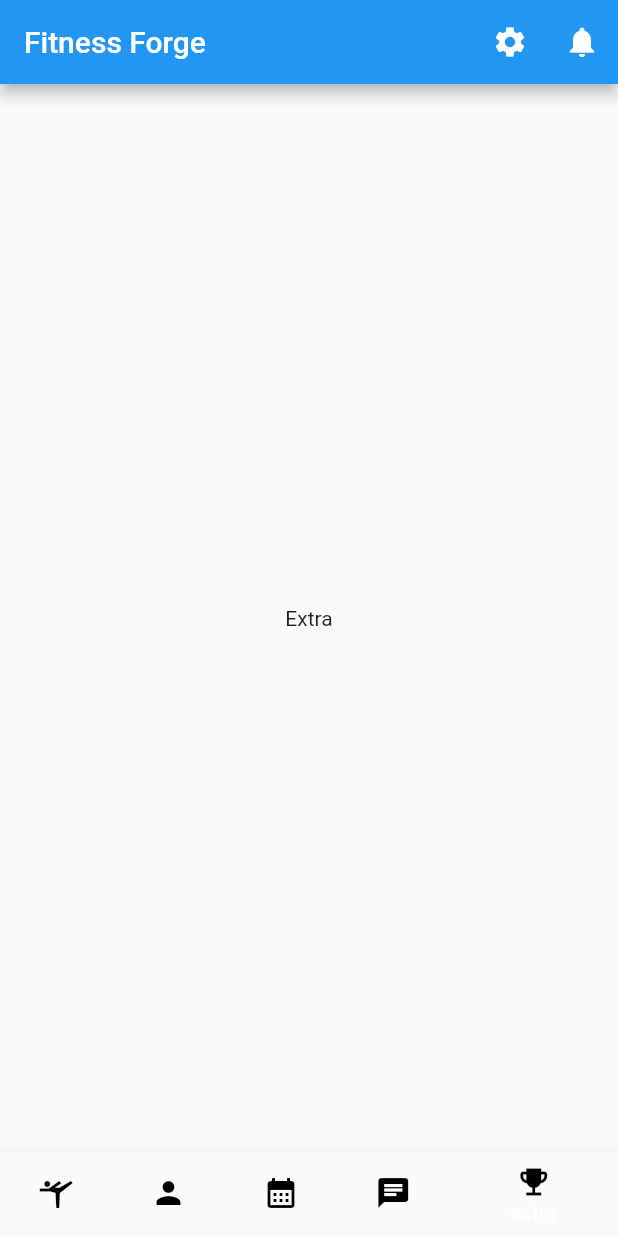
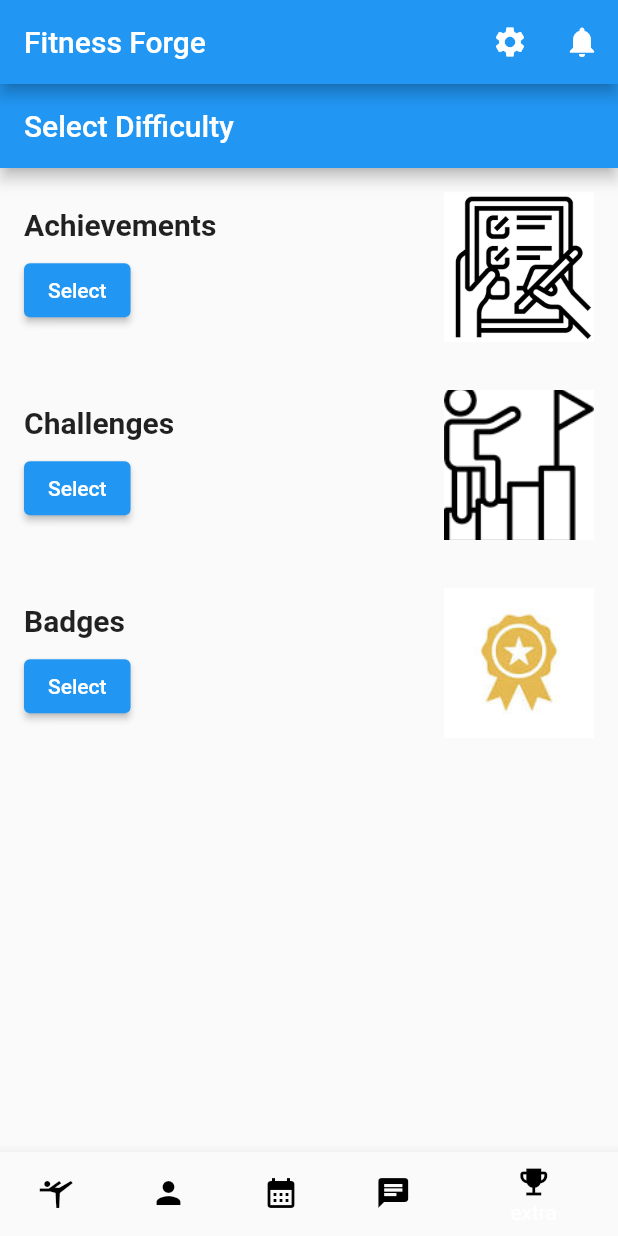
Before and after one commit to Xristos3/fitness_forge, a Flutter app: the screen it shows after launch, item 5 of the bottom bar chosen, on a phone screen of 412 x 824 dp. Run offline on Flutter 3.47's test engine with Material 2 defaults, Android fonts, the phone set to English and light mode, and no system bars; our stand-ins replace table_calendar.

Commit message:
more images and extra screen added

```diff
--- a/lib/ui/screen/extra_screen.dart
+++ b/lib/ui/screen/extra_screen.dart
@@ -1,10 +1,82 @@
+import 'package:fitness_forge/ui/screen/home_screen.dart';
 import 'package:flutter/material.dart';
 
 class ExtraScreen extends StatelessWidget {
   @override
   Widget build(BuildContext context) {
-    return Center(
-      child: Text('Extra'),
+    return Scaffold(
+      appBar: AppBar(
+        title: Text('Select Difficulty'),
+      ),
+      body: ListView(
+        children: [
+          CustomRightAlignedContainer(
+            title: 'Achievements',
+            image: 'images/achievements.png',
+          ),
+          CustomRightAlignedContainer(
+            title: 'Challenges',
+            image: 'images/challenges.png',
+          ),
+          CustomRightAlignedContainer(
+            title: 'Badges',
+            image: 'images/badges.jpeg',
+          ),
+        ],
+      ),
     );
   }
 }
+
+class CustomRightAlignedContainer extends StatelessWidget {
+  final String title;
+  final String image;
+
+  const CustomRightAlignedContainer({
+    required this.title,
+    required this.image,
+  });
+
+  @override
+  Widget build(BuildContext context) {
+    return Container(
+      padding: EdgeInsets.all(16.0),
+      child: Row(
+        mainAxisAlignment: MainAxisAlignment.start,
+        children: [
+          Expanded(
+            child: Column(
+              crossAxisAlignment: CrossAxisAlignment.start,
+              children: [
+                Text(
+                  title,
+                  style: TextStyle(
+                    fontSize: 20,
+                    fontWeight: FontWeight.bold,
+                  ),
+                ),
+                SizedBox(height: 8.0),
+                ElevatedButton(
+                  onPressed: () {
+                    Navigator.push(
+                      context,
+                      MaterialPageRoute(builder: (context) => BottomNavigationScreen()), // Replace NewScreen with the desired screen to navigate to
+                    );
+                  },
+                  child: Text('Select'),
+                ),
+              ],
+            ),
+          ),
+          SizedBox(width: 16.0),
+          Image.asset(
+            image,
+            width: 100,
+            height: 100,
+            fit: BoxFit.cover,
+          ),
+        ],
+      ),
+    );
+  }
+}
--- a/lib/ui/screen/select_difficulty_screen.dart
+++ b/lib/ui/screen/select_difficulty_screen.dart
@@ -1,3 +1,4 @@
+import 'package:fitness_forge/ui/screen/workout_screen.dart';
 import 'package:flutter/material.dart';
 
 class SelectDifficultyScreen extends StatelessWidget {
@@ -64,6 +65,16 @@ class CustomRightAlignedContainer extends StatelessWidget {
                   description,
                   style: TextStyle(fontSize: 16),
                 ),
+                SizedBox(height: 8.0),
+                ElevatedButton(
+                  onPressed: () {
+                    Navigator.push(
+                      context,
+                      MaterialPageRoute(builder: (context) => WorkoutScreen()), // Replace NewScreen with the desired screen to navigate to
+                    );
+                  },
+                  child: Text('Select'),
+                ),
               ],
             ),
           ),
```
Also changed, not shown: pubspec.yaml (+10 -0 lines), images/achievements.png (added), images/badge1.PNG (added), images/badge2.PNG (added), images/badge3.PNG (added), images/badge4.PNG (added), images/badges.jpeg (added), images/challenges.png (added), images/home.png (added), images/rank.png (added), images/season.jpeg (added).
